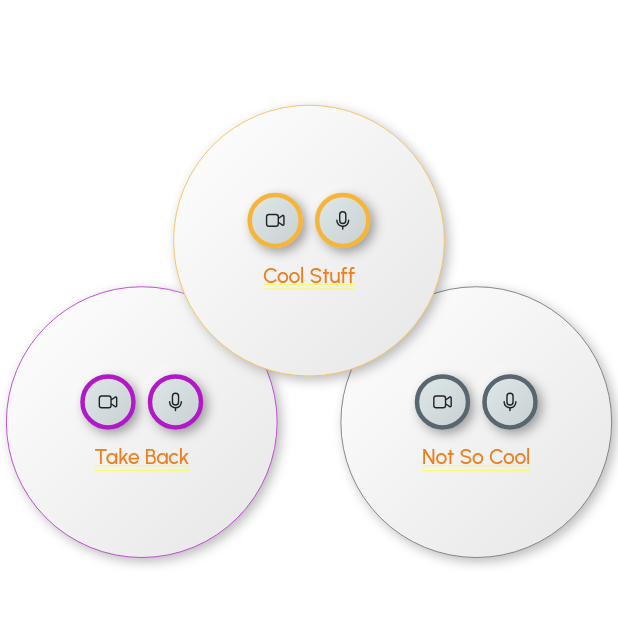
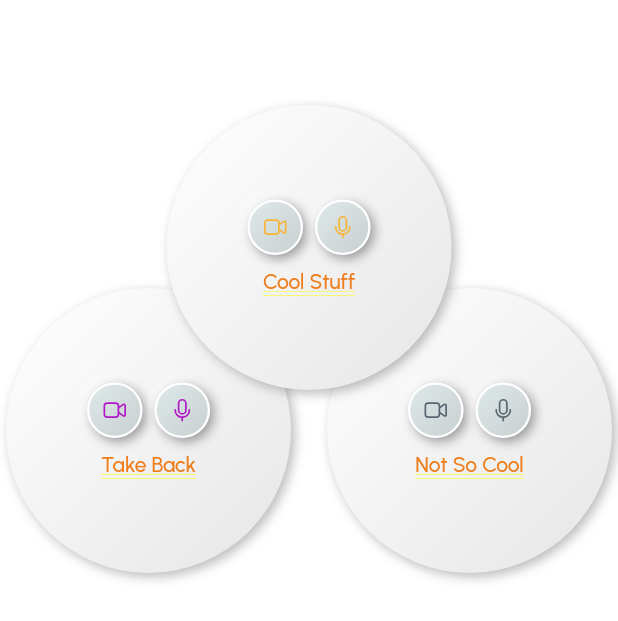
Before and after one commit to LeoSammy/leejournal_v2, a Flutter app: the AudioView screen opened directly, on a phone screen of 412 x 824 dp. Shown: the top 621 px of the screen. Run offline on Flutter 3.47's test engine with Material 3 defaults, Android fonts, the phone set to English and light mode, and no system bars; drawn by our look-alikes of flutter_neumorphic; our stand-ins replace device_preview, fluentui_icons, flutter_svg, gap, get; network calls fail.

Commit message:
ui: speak2note view added and connected

```diff
--- a/lib/screens/home/audio_view.dart
+++ b/lib/screens/home/audio_view.dart
@@ -48,8 +48,8 @@ class _AudioViewState extends State<AudioView> {
           style: NeumorphicStyle(
             shape: NeumorphicShape.convex,
             boxShape: NeumorphicBoxShape.roundRect(BorderRadius.circular(100)),
-            border: const NeumorphicBorder(
-                width: 0.5, color: Styles.mainAppPaynesGray),
+            // border: const NeumorphicBorder(
+            //     width: 0.5, color: Styles.mainAppPaynesGray),
             depth: 5,
             intensity: 0.50,
             surfaceIntensity: 0.25,
@@ -57,8 +57,8 @@ class _AudioViewState extends State<AudioView> {
             color: Theme.of(context).indicatorColor,
           ),
           child: SizedBox(
-              height: AppLayout.getHeight(180),
-              width: AppLayout.getWidth(180),
+              height: AppLayout.getHeight(190),
+              width: AppLayout.getWidth(190),
               child: Column(
                 mainAxisAlignment: MainAxisAlignment.center,
                 crossAxisAlignment: CrossAxisAlignment.center,
@@ -75,16 +75,20 @@ class _AudioViewState extends State<AudioView> {
                         style: const NeumorphicStyle(
                           shape: NeumorphicShape.convex,
                           border: NeumorphicBorder(
-                              width: 3,
-                              color:Styles.mainAppPaynesGray),
+                              width: 1.5,
+                              //color:Styles.mainAppPaynesGray
+                              color:Styles.white
+                          ),
                           depth: 5,
                           boxShape: NeumorphicBoxShape.circle(),
                         ),
                         padding: const EdgeInsets.all(8.0),
                         child: NeumorphicIcon(FluentSystemIcons.ic_fluent_video_regular,
-                            size:AppLayout.getHeight(15),
+                            size: AppLayout.getHeight(18),
                             style: const NeumorphicStyle(
-                                color: Styles.mainAppDarkMode)),
+                                color: Styles.mainAppPaynesGray
+                               // color: Styles.mainAppDarkMode
+                            )),
                       ),
                       Gap(AppLayout.getHeight(8)),
                       // recordAudio(AppColor.mainAppPaynesGray),
@@ -97,16 +101,20 @@ class _AudioViewState extends State<AudioView> {
                         style: const NeumorphicStyle(
                           shape: NeumorphicShape.convex,
                           border: NeumorphicBorder(
-                              width: 3,
-                              color: Styles.mainAppPaynesGray),
+                              width: 1.5,
+                             // color: Styles.mainAppPaynesGray
+                              color: Styles.white
+                          ),
                           depth: 5,
                           boxShape: NeumorphicBoxShape.circle(),
                         ),
                         padding: const EdgeInsets.all(8.0),
                         child: NeumorphicIcon( FluentSystemIcons.ic_fluent_mic_on_regular,
-                            size: AppLayout.getHeight(15),
+                            size: AppLayout.getHeight(18),
                             style: const NeumorphicStyle(
-                                color: Styles.mainAppDarkMode)),
+                                color: Styles.mainAppPaynesGray
+                                //color: Styles.mainAppDarkMode
+                            )),
                       )
                     ],
                   ),
@@ -134,8 +142,8 @@ class _AudioViewState extends State<AudioView> {
           style: NeumorphicStyle(
             shape: NeumorphicShape.convex,
             boxShape: NeumorphicBoxShape.roundRect(BorderRadius.circular(100)),
-            border: const NeumorphicBorder(
-                width: 0.5, color: Styles.mainAppPurpleMunsell),
+            // border: const NeumorphicBorder(
+            //     width: 0.5, color: Styles.mainAppPurpleMunsell),
             depth: 5,
             intensity: 0.50,
             surfaceIntensity: 0.25,
@@ -143,8 +151,8 @@ class _AudioViewState extends State<AudioView> {
               color: Theme.of(context).indicatorColor,
           ),
           child: SizedBox(
-              height: AppLayout.getHeight(180),
-              width: AppLayout.getWidth(180),
+              height: AppLayout.getHeight(190),
+              width: AppLayout.getWidth(190),
               child: Column(
                 mainAxisAlignment: MainAxisAlignment.center,
                 crossAxisAlignment: CrossAxisAlignment.center,
@@ -161,16 +169,20 @@ class _AudioViewState extends State<AudioView> {
                         style: const NeumorphicStyle(
                           shape: NeumorphicShape.convex,
                           border: NeumorphicBorder(
-                              width: 3,
-                              color: Styles.mainAppPurpleMunsell),
+                              width: 1.5,
+                              color: Styles.white
+                             // color: Styles.mainAppPurpleMunsell
+                          ),
                           depth: 5,
                           boxShape: NeumorphicBoxShape.circle(),
                         ),
                         padding: const EdgeInsets.all(8.0),
                         child: NeumorphicIcon(FluentSystemIcons.ic_fluent_video_regular,
-                            size: AppLayout.getHeight(15),
+                            size: AppLayout.getHeight(18),
                             style: const NeumorphicStyle(
-                                color: Styles.mainAppDarkMode)),
+                                color: Styles.mainAppPurpleMunsell
+                                //color: Styles.mainAppDarkMode
+                            )),
                       ),
                       Gap(AppLayout.getHeight(8)),
                       //   recordAudio(AppColor.mainAppPurpleMunsell)
@@ -183,16 +195,20 @@ class _AudioViewState extends State<AudioView> {
                         style: const NeumorphicStyle(
                           shape: NeumorphicShape.convex,
                           border: NeumorphicBorder(
-                              width:3,
-                              color: Styles.mainAppPurpleMunsell),
+                              width: 1.5,
+                              color: Styles.white
+                             // color: Styles.mainAppPurpleMunsell
+                          ),
                           depth: 5,
                           boxShape: NeumorphicBoxShape.circle(),
                         ),
                         padding: const EdgeInsets.all(8.0),
                         child: NeumorphicIcon( FluentSystemIcons.ic_fluent_mic_on_regular,
-                            size: AppLayout.getHeight(15),
+                            size: AppLayout.getHeight(18),
                             style: const NeumorphicStyle(
-                                color: Styles.mainAppDarkMode)),
+                                color: Styles.mainAppPurpleMunsell
+                               // color: Styles.mainAppDarkMode
+                            )),
                       )
                     ],
                   ),
@@ -218,8 +234,10 @@ class _AudioViewState extends State<AudioView> {
           style: NeumorphicStyle(
             shape: NeumorphicShape.convex,
             boxShape: NeumorphicBoxShape.roundRect(BorderRadius.circular(100)),
-            border: const NeumorphicBorder(
-                width: 0.5, color:Styles.mainAppYellowGlow),
+            // border: const NeumorphicBorder(
+            //     width: 0.5,
+            //     color:Styles.mainAppYellowGlow
+            // ),
             depth: 5,
             intensity: 0.50,
             surfaceIntensity: 0.25,
@@ -227,8 +245,8 @@ class _AudioViewState extends State<AudioView> {
             color: Theme.of(context).indicatorColor,
           ),
           child: SizedBox(
-              height: AppLayout.getHeight(180),
-              width: AppLayout.getWidth(180),
+              height: AppLayout.getHeight(190),
+              width: AppLayout.getWidth(190),
               child: Column(
                 mainAxisAlignment: MainAxisAlignment.center,
                 crossAxisAlignment: CrossAxisAlignment.center,
@@ -245,16 +263,20 @@ class _AudioViewState extends State<AudioView> {
                         style: const NeumorphicStyle(
                           shape: NeumorphicShape.convex,
                           border: NeumorphicBorder(
-                              width: 3,
-                              color: Styles.mainAppYellowGlow),
+                              width: 1.5,
+                              color: Styles.white
+                             // color: Styles.mainAppYellowGlow
+                          ),
                           depth: 5,
                           boxShape: NeumorphicBoxShape.circle(),
                         ),
                         padding: const EdgeInsets.all(8.0),
                         child: NeumorphicIcon(FluentSystemIcons.ic_fluent_video_regular,
-                            size: AppLayout.getHeight(15),
+                            size: AppLayout.getHeight(18),
                             style: const NeumorphicStyle(
-                                color: Styles.mainAppDarkMode)),
+                                color: Styles.mainAppYellowGlow
+                               // color: Styles.mainAppDarkMode
+                            )),
                       ),
                       Gap(AppLayout.getWidth(8)),
                       NeumorphicButton(
@@ -266,17 +288,21 @@ class _AudioViewState extends State<AudioView> {
                         style: const NeumorphicStyle(
                           shape: NeumorphicShape.convex,
                           border: NeumorphicBorder(
-                              width: 3,
-                              color: Styles.mainAppYellowGlow),
+                              width: 1.5,
+                              color: Styles.white
+                              //color: Styles.mainAppYellowGlow
+                          ),
                           depth: 5,
                           boxShape: NeumorphicBoxShape.circle(),
                         ),
                         padding: const EdgeInsets.all(8.0),
                         child: NeumorphicIcon(
   FluentSystemIcons.ic_fluent_mic_on_regular,
-                            size: AppLayout.getHeight(15),
+                            size: AppLayout.getHeight(18),
                             style: const NeumorphicStyle(
-                                color: Styles.mainAppDarkMode)),
+                                color: Styles.mainAppYellowGlow
+                               // color: Styles.mainAppDarkMode
+                            )),
                         // child:Icon( recorder.soundRecorder.isRecording ? AppIcons.stop: AppIcons.mic_1),
                       )
                     ],
@@ -301,7 +327,7 @@ class _AudioViewState extends State<AudioView> {
     return SingleChildScrollView(
       child: Container(
         margin: EdgeInsets.only(top: size.height * 0.080),
-        height: 310,
+        height: 320,
         padding: const EdgeInsets.all(4.0),
         child: AnimatedSwitcher(
           duration: const Duration(milliseconds: 600),
@@ -376,8 +402,8 @@ class _AudioViewState extends State<AudioView> {
                       color: Theme.of(context).indicatorColor,
                   ),
                   child: SizedBox(
-                      height: AppLayout.getHeight(180),
-                      width: AppLayout.getWidth(180),
+                      height: AppLayout.getHeight(190),
+                      width: AppLayout.getWidth(190),
                       child: Column(
                         mainAxisAlignment: MainAxisAlignment.center,
                         crossAxisAlignment: CrossAxisAlignment.center,
@@ -404,7 +430,7 @@ class _AudioViewState extends State<AudioView> {
                                   size == 0
                                         ? Icons.stop
                                         :  FluentSystemIcons.ic_fluent_mic_on_regular,
-                                    size: AppLayout.getHeight(15),
+                                    size: AppLayout.getHeight(18),
                                     style: const NeumorphicStyle(
                                         color: Styles.mainAppDarkMode)),
                                 // child:Icon( recorder.soundRecorder.isRecording ? AppIcons.stop: AppIcons.mic_1),
--- a/lib/screens/stats/stats_view.dart
+++ b/lib/screens/stats/stats_view.dart
@@ -8,8 +8,11 @@ class StatsView extends StatefulWidget {
 }
 
 class _StatsViewState extends State<StatsView> {
+
+
   @override
   Widget build(BuildContext context) {
-    return const Placeholder();
+    return Scaffold(
+        );
   }
 }
--- a/lib/utils/themes/dark_theme.dart
+++ b/lib/utils/themes/dark_theme.dart
@@ -11,7 +11,7 @@ ThemeData darkTheme() {
       visualDensity: VisualDensity.adaptivePlatformDensity,
       cardColor: Styles.primaryColorLight,
       canvasColor: Styles.bgColorDark.withOpacity(0.9),
-      indicatorColor: Styles.primaryColorLight,
+      indicatorColor: Styles.primaryColor,
       colorScheme: ColorScheme.fromSeed(seedColor: Styles.primaryColorDark)
     // colorScheme: ColorScheme.dark(
     //     background: Styles.bgColorDark,
```
Also changed, not shown: lib/screens/home/home_page.dart (+39 -17 lines), lib/screens/speak2Note/speak2note.dart (added, +199 -0 lines), lib/widgets/components/speak2note_body.dart (added, +75 -0 lines), lib/widgets/home_tabs.dart (+36 -11 lines).
